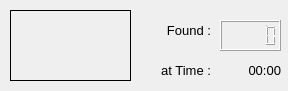
Polycarbon/malaria_finder, file forms/widgetitem.ui: the form before one commit.
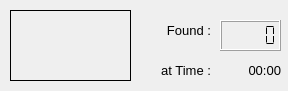
The form after the commit.

```diff
--- a/forms/widgetitem.ui
+++ b/forms/widgetitem.ui
@@ -22,6 +22,9 @@
      <height>31</height>
     </rect>
    </property>
+   <property name="segmentStyle">
+    <enum>QLCDNumber::Flat</enum>
+   </property>
   </widget>
   <widget class="QLabel" name="timeLabel">
    <property name="geometry">
```
